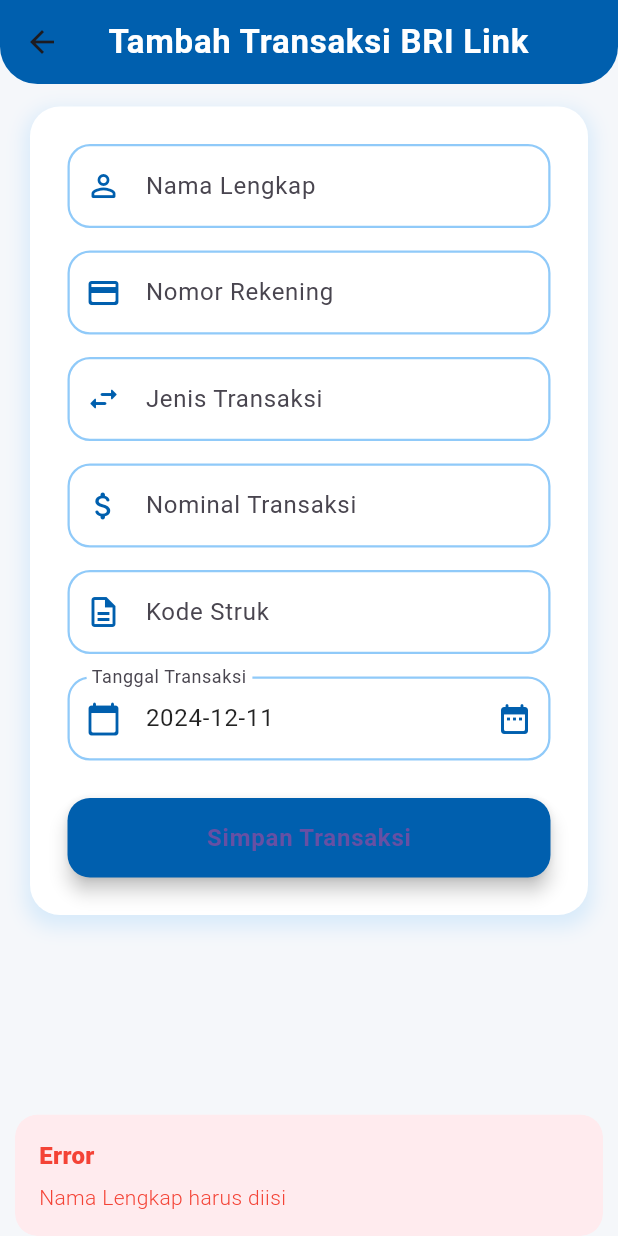
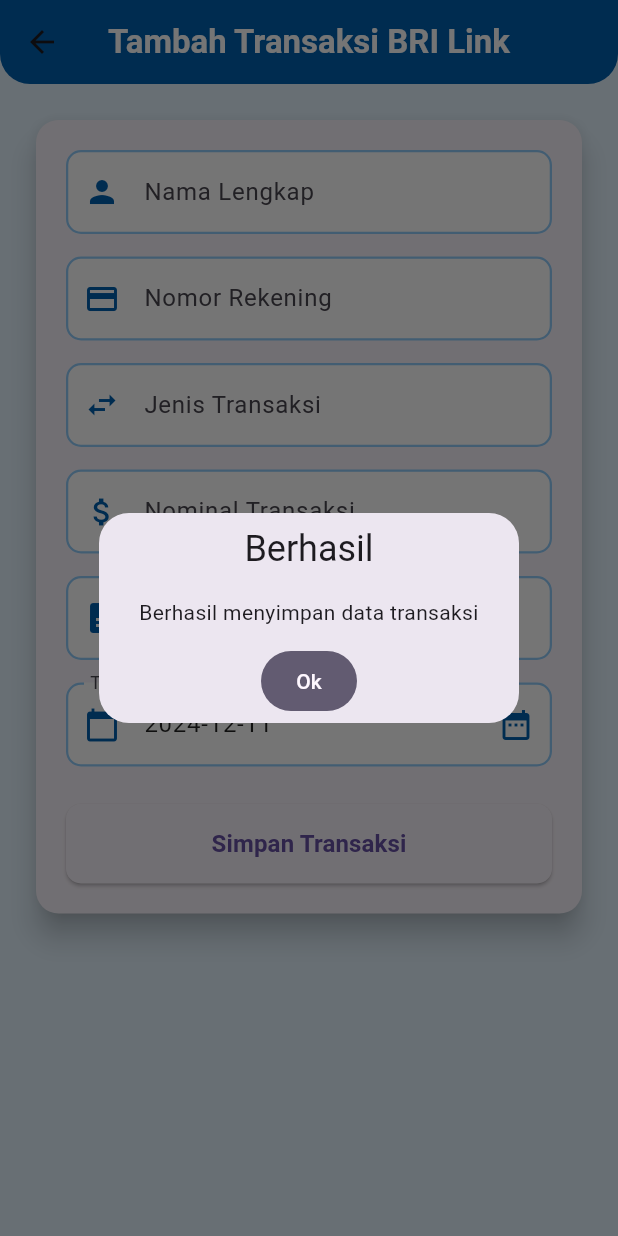
Before and after one commit to restuwijaya27/Project-akhir-Mobile2_AdmBriLink, a Flutter app: the TransaksiAddView screen opened directly, after a tap on "Simpan Transaksi", on a phone screen of 412 x 824 dp. Run offline on Flutter 3.47's test engine with Material 3 defaults, Android fonts, the phone set to English and light mode, and no system bars; our stand-ins replace cloud_firestore, firebase_auth, firebase_core, get; accounts and stored records are empty.

Commit message:
update transaksi add fix

```diff
--- a/lib/app/modules/transaksi/views/transaksi_add_view.dart
+++ b/lib/app/modules/transaksi/views/transaksi_add_view.dart
@@ -13,14 +13,13 @@ class TransaksiAddView extends GetView<TransaksiController> {
     });
 
     return Scaffold(
-      backgroundColor: Color(0xFFF5F7FA), // Softer background
+      backgroundColor: Colors.blue[50],
       appBar: AppBar(
         title: Text(
           'Tambah Transaksi BRI Link',
           style: TextStyle(
             color: Colors.white,
-            fontWeight: FontWeight.w700,
-            letterSpacing: 0.5,
+            fontWeight: FontWeight.bold
           ),
         ),
         backgroundColor: Color(0xFF005FAE), // BRI Blue
@@ -28,95 +27,78 @@ class TransaksiAddView extends GetView<TransaksiController> {
         elevation: 0,
         shape: RoundedRectangleBorder(
           borderRadius: BorderRadius.vertical(
-            bottom: Radius.circular(25)
+            bottom: Radius.circular(20)
           )
         ),
       ),
       body: SingleChildScrollView(
-        physics: BouncingScrollPhysics(),
         child: Padding(
-          padding: EdgeInsets.symmetric(horizontal: 20, vertical: 15),
-          child: Container(
-            decoration: BoxDecoration(
-              color: Colors.white,
-              borderRadius: BorderRadius.circular(20),
-              boxShadow: [
-                BoxShadow(
-                  color: Colors.blue.shade100.withOpacity(0.5),
-                  spreadRadius: 3,
-                  blurRadius: 10,
-                  offset: Offset(0, 5),
-                )
-              ]
+          padding: EdgeInsets.all(20),
+          child: Card(
+            elevation: 8,
+            shape: RoundedRectangleBorder(
+              borderRadius: BorderRadius.circular(15)
             ),
             child: Padding(
-              padding: EdgeInsets.all(25),
+              padding: EdgeInsets.all(20),
               child: Column(
                 crossAxisAlignment: CrossAxisAlignment.stretch,
                 children: [
                   _buildTextField(
                     controller: controller.cNama,
                     label: "Nama Lengkap",
-                    icon: Icons.person_outline_rounded,
+                    icon: Icons.person,
                   ),
                   SizedBox(height: 15),
                   _buildTextField(
                     controller: controller.cNomer_rekening,
                     label: "Nomor Rekening",
-                    icon: Icons.credit_card_rounded,
+                    icon: Icons.credit_card,
                     keyboardType: TextInputType.number,
                   ),
                   SizedBox(height: 15),
                   _buildTextField(
                     controller: controller.cJenis_transaksi,
                     label: "Jenis Transaksi",
-                    icon: Icons.swap_horiz_rounded,
+                    icon: Icons.swap_horiz,
                   ),
                   SizedBox(height: 15),
                   _buildTextField(
                     controller: controller.cNominal,
                     label: "Nominal Transaksi",
-                    icon: Icons.attach_money_rounded,
+                    icon: Icons.attach_money,
                     keyboardType: TextInputType.number,
                   ),
                   SizedBox(height: 15),
                   _buildTextField(
                     controller: controller.cKode_struk,
                     label: "Kode Struk",
-                    icon: Icons.description_outlined,
+                    icon: Icons.description,
                     keyboardType: TextInputType.number,
                   ),
                   SizedBox(height: 15),
                   _buildDateField(context),
                   SizedBox(height: 25),
                   ElevatedButton(
-                    onPressed: () {
-                      // Add validation before submitting
-                      if (_validateInputs()) {
-                        controller.add(
+                    onPressed: () => controller.add(
                       controller.cNama.text,
                       controller.cNomer_rekening.text,
                       controller.cJenis_transaksi.text,
                       controller.cNominal.text,
                       controller.cTanggal.text,
                       controller.cKode_struk.text,
-                        );
-                      }
-                    },
-                    style: ElevatedButton.styleFrom(
-                      backgroundColor: Color(0xFF005FAE),
+                    ),
+                    style: ElevatedButton.styleFrom( // BRI Blue
                       padding: EdgeInsets.symmetric(vertical: 15),
                       shape: RoundedRectangleBorder(
-                        borderRadius: BorderRadius.circular(15)
-                      ),
-                      elevation: 5,
+                        borderRadius: BorderRadius.circular(10)
+                      )
                     ),
                     child: Text(
                       "Simpan Transaksi",
                       style: TextStyle(
                         fontSize: 16,
-                        fontWeight: FontWeight.bold,
-                        letterSpacing: 0.5,
+                        fontWeight: FontWeight.bold
                       ),
                     ),
                   )
@@ -127,31 +109,6 @@ class TransaksiAddView extends GetView<TransaksiController> {
         ),
       ),
     );
-  }
-
-  bool _validateInputs() {
-    if (controller.cNama.text.isEmpty) {
-      Get.snackbar(
-        'Error',
-        'Nama Lengkap harus diisi',
-        snackPosition: SnackPosition.BOTTOM,
-        backgroundColor: Colors.red.shade50,
-        colorText: Colors.red,
-      );
-      return false;
-    }
-    if (controller.cNomer_rekening.text.isEmpty) {
-      Get.snackbar(
-        'Error',
-        'Nomor Rekening harus diisi',
-        snackPosition: SnackPosition.BOTTOM,
-        backgroundColor: Colors.red.shade50,
-        colorText: Colors.red,
-      );
-      return false;
-    }
-    // Add more validations as needed
-    return true;
   }
 
   Widget _buildTextField({
@@ -171,11 +128,11 @@ class TransaksiAddView extends GetView<TransaksiController> {
         filled: true,
         fillColor: Colors.white,
         enabledBorder: OutlineInputBorder(
-          borderRadius: BorderRadius.circular(15),
+          borderRadius: BorderRadius.circular(10),
           borderSide: BorderSide(color: Colors.blue[200]!, width: 1.5),
         ),
         focusedBorder: OutlineInputBorder(
-          borderRadius: BorderRadius.circular(15),
+          borderRadius: BorderRadius.circular(10),
           borderSide: BorderSide(color: Color(0xFF005FAE), width: 2),
         ),
       ),
@@ -189,19 +146,19 @@ class TransaksiAddView extends GetView<TransaksiController> {
       style: TextStyle(color: Colors.black87),
       decoration: InputDecoration(
         labelText: "Tanggal Transaksi",
-        prefixIcon: Icon(Icons.calendar_today_rounded, color: Color(0xFF005FAE)),
+        prefixIcon: Icon(Icons.calendar_today, color: Color(0xFF005FAE)),
         suffixIcon: IconButton(
-          icon: Icon(Icons.date_range_rounded, color: Color(0xFF005FAE)),
+          icon: Icon(Icons.date_range, color: Color(0xFF005FAE)),
           onPressed: () => _selectDate(context),
         ),
         filled: true,
         fillColor: Colors.white,
         enabledBorder: OutlineInputBorder(
-          borderRadius: BorderRadius.circular(15),
+          borderRadius: BorderRadius.circular(10),
           borderSide: BorderSide(color: Colors.blue[200]!, width: 1.5),
         ),
         focusedBorder: OutlineInputBorder(
-          borderRadius: BorderRadius.circular(15),
+          borderRadius: BorderRadius.circular(10),
           borderSide: BorderSide(color: Color(0xFF005FAE), width: 2),
         ),
       ),
@@ -222,11 +179,6 @@ class TransaksiAddView extends GetView<TransaksiController> {
               onPrimary: Colors.white, // Header text color
               onSurface: Colors.black, // Body text color
             ),
-            datePickerTheme: DatePickerThemeData(
-              shape: RoundedRectangleBorder(
-                borderRadius: BorderRadius.circular(15),
-              ),
-            ),
           ),
           child: child!,
         );
```
Lines whose indentation alone changed are shown as unchanged.
